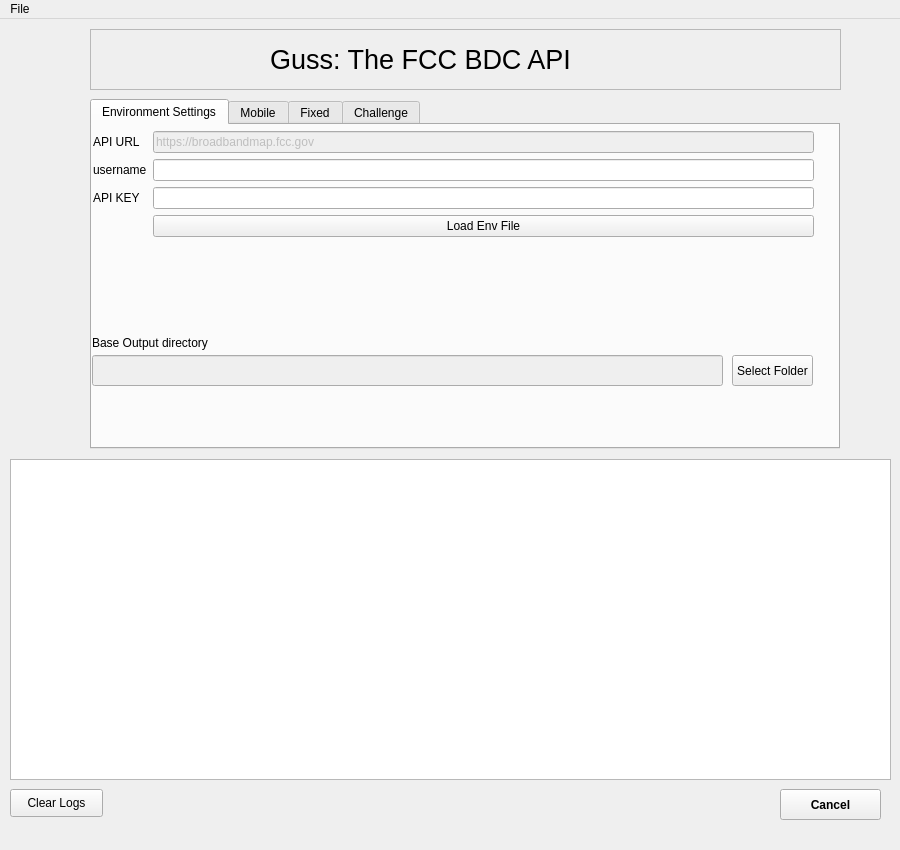
First picture: the form in gui/GUSS.ui, repository taznasafi/GUI-GUSS, before the edit.
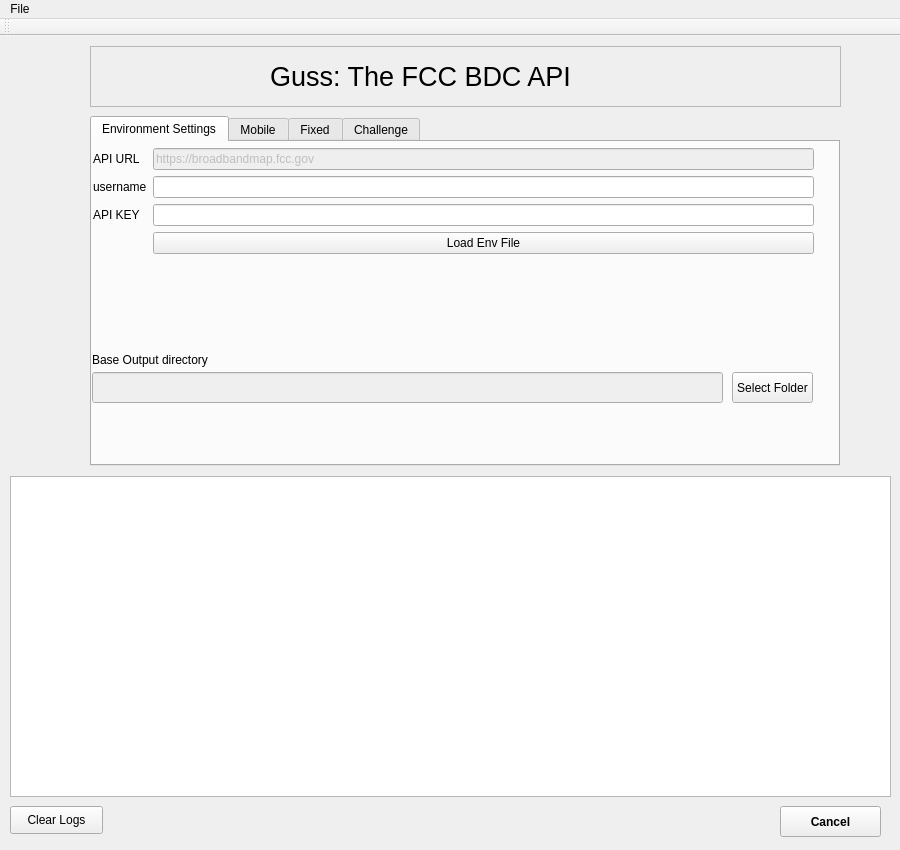
Second picture: the form after the edit.

```diff
--- a/gui/GUSS.ui
+++ b/gui/GUSS.ui
@@ -1049,6 +1049,17 @@
    </widget>
    <addaction name="menuFile"/>
   </widget>
+  <widget class="QToolBar" name="toolBar">
+   <property name="windowTitle">
+    <string>toolBar</string>
+   </property>
+   <attribute name="toolBarArea">
+    <enum>TopToolBarArea</enum>
+   </attribute>
+   <attribute name="toolBarBreak">
+    <bool>false</bool>
+   </attribute>
+  </widget>
   <action name="actionload_env">
    <property name="text">
     <string>load Environment</string>
```
